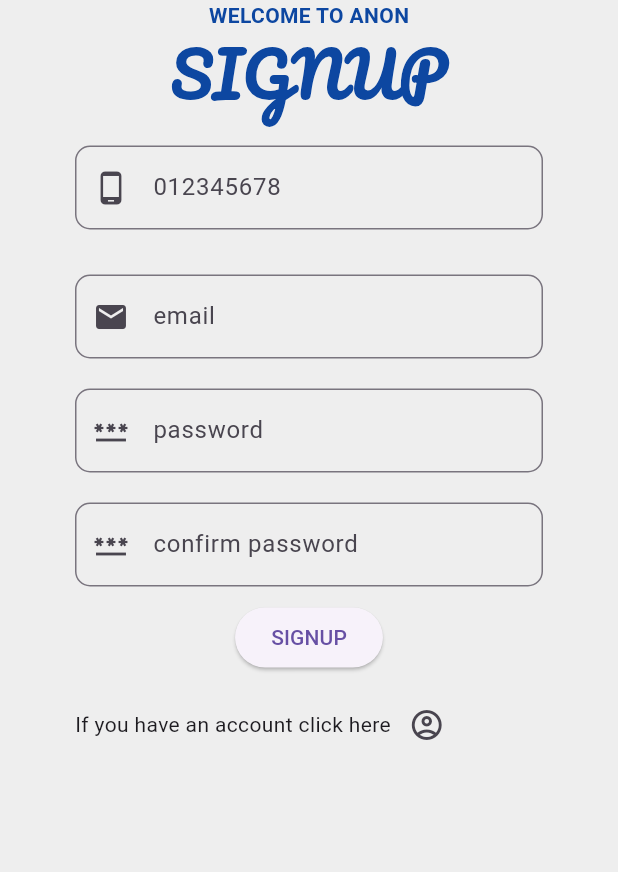
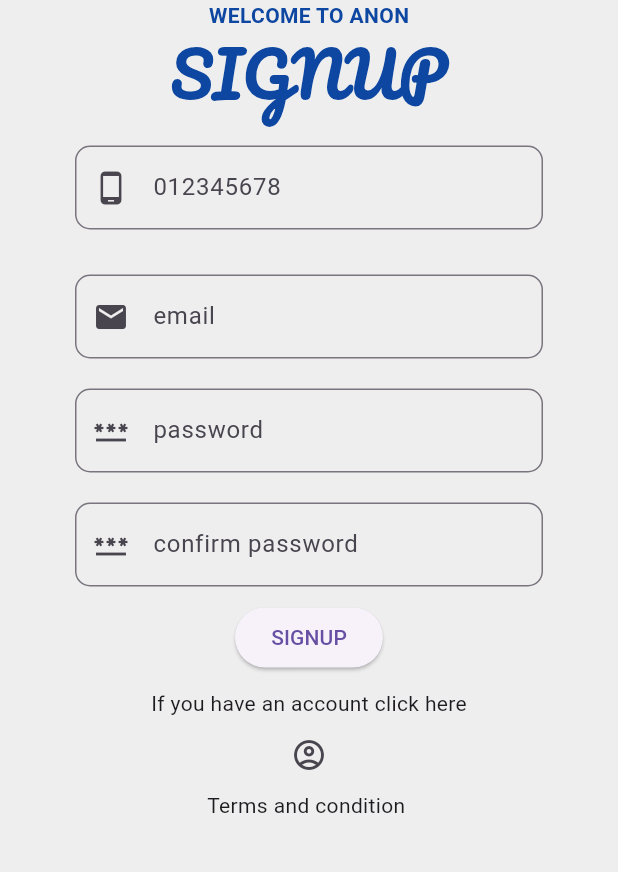
Before and after one commit to Mikebabu254/anon_betting_app, a Flutter app: the screen it shows after launch, after a tap on the "account circle" icon, on a phone screen of 412 x 824 dp, the part 84-956 px from its top. Run offline on Flutter 3.47's test engine with Material 3 defaults, Android fonts, the phone set to English and light mode, and no system bars; our stand-ins replace google_fonts.

Commit message:
few sign SignupPage.dart changes

```diff
--- a/lib/SignupPage.dart
+++ b/lib/SignupPage.dart
@@ -82,15 +82,12 @@ class _SignuppageState extends State<Signuppage> {
                 padding: const EdgeInsets.all(10),
                 child: ElevatedButton(onPressed: (){}, child: Text("SIGNUP")),
               ),
-              Padding(
-                padding: const EdgeInsets.fromLTRB(50, 0, 50, 0),
-                child: Row(children: [
-                  Text("If you have an account click here"),
-                  IconButton(onPressed: (){
-                    Navigator.push(context,MaterialPageRoute(builder: (context)=>Loginpage()));
-                  }, icon: Icon(Icons.account_circle_outlined), )
-                ],),
-              )
+
+              Text("If you have an account click here"),
+              IconButton(onPressed: (){
+                Navigator.push(context,MaterialPageRoute(builder: (context)=>Loginpage()));
+              }, icon: Icon(Icons.account_circle_outlined), ),
+              Text("Terms and condition ")
             ],
           ),
         ),
```
